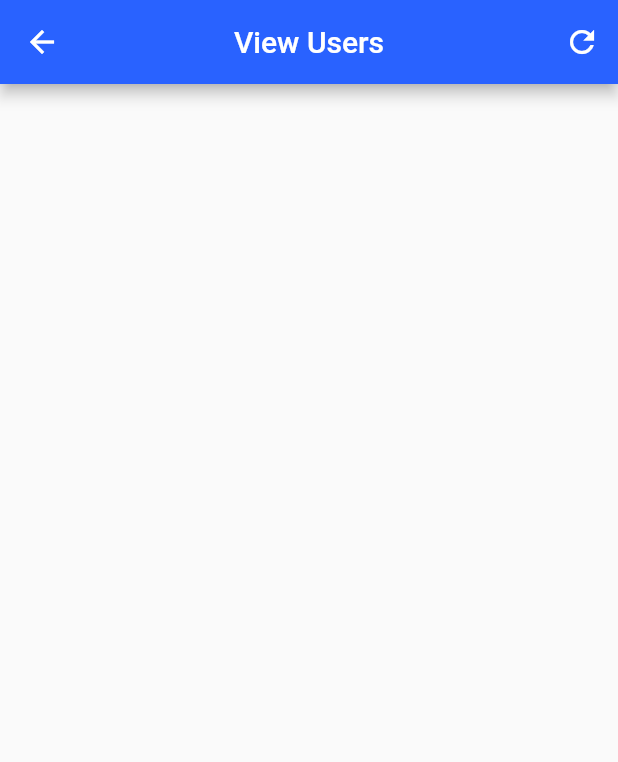
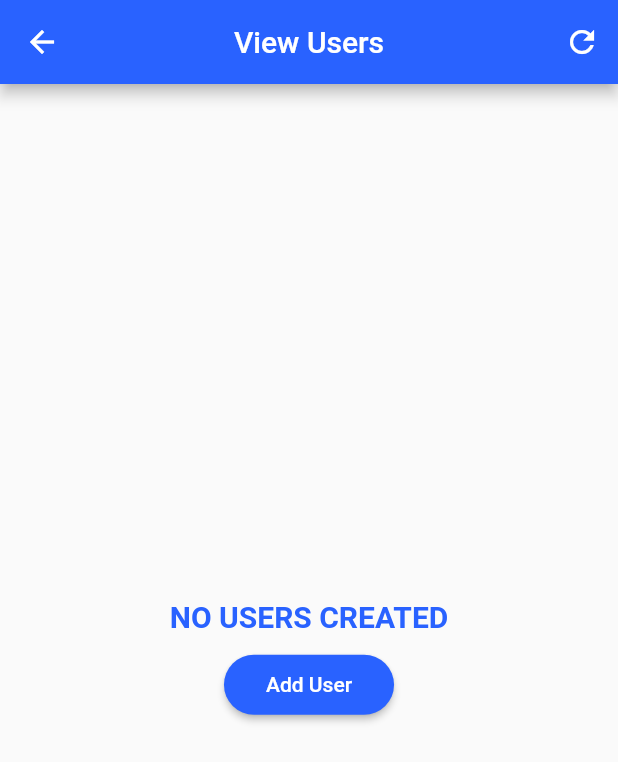
Before and after one commit to MokshakKetanDagli/Money-Tracker, a Flutter app: the screen it shows after launch, after a tap on "View User", on a phone screen of 412 x 824 dp. Shown: the top 762 px of the screen. Run offline on Flutter 3.47's test engine with Material 2 defaults, Android fonts, the phone set to English and light mode, and no system bars; our stand-ins replace cloud_firestore, firebase_core; accounts and stored records are empty.

Commit message:
NEW CHANGES

```diff
--- a/lib/src/Screens/add_user_screen.dart
+++ b/lib/src/Screens/add_user_screen.dart
@@ -19,7 +19,6 @@ class _AddUserScreenState extends State<AddUserScreen> {
     usernameController = TextEditingController();
     phoneController = TextEditingController();
     amountController = TextEditingController();
-    //
     collectionReference = FirebaseFirestore.instance.collection('New_Daily_Collection_350');
     super.initState();
   }
--- a/lib/src/Screens/view_user_screen.dart
+++ b/lib/src/Screens/view_user_screen.dart
@@ -2,6 +2,7 @@ import 'package:cloud_firestore/cloud_firestore.dart';
 
 import 'package:flutter/material.dart';
 
+import 'add_user_screen.dart';
 import 'user_detail.dart';
 
 class ViewUserScreen extends StatelessWidget {
@@ -49,6 +50,48 @@ class ViewUserScreen extends StatelessWidget {
             return Center(
               child: CircularProgressIndicator(
                 color: Colors.blueAccent.shade700,
+              ),
+            );
+          } else {
+            if (snapshot.data!.docs.isEmpty) {
+              return Center(
+                child: Column(
+                  mainAxisAlignment: MainAxisAlignment.center,
+                  crossAxisAlignment: CrossAxisAlignment.center,
+                  children: [
+                    Text(
+                      'NO USERS CREATED',
+                      style: TextStyle(
+                        color: Colors.blueAccent.shade700,
+                        fontWeight: FontWeight.bold,
+                        fontSize: 20,
+                      ),
+                    ),
+                    const SizedBox(
+                      height: 10,
+                    ),
+                    ElevatedButton(
+                      onPressed: () => Navigator.push(
+                        context,
+                        MaterialPageRoute(
+                          builder: (context) => const AddUserScreen(),
+                        ),
+                      ),
+                      child: const Padding(
+                        padding: EdgeInsets.all(12.0),
+                        child: Text('Add User'),
+                      ),
+                      style: ButtonStyle(
+                        backgroundColor:
+                            MaterialStateProperty.all<Color>(Colors.blueAccent.shade700),
+                        shape: MaterialStateProperty.all<OutlinedBorder>(
+                          RoundedRectangleBorder(
+                            borderRadius: BorderRadius.circular(25),
+                          ),
+                        ),
+                      ),
+                    ),
+                  ],
                 ),
               );
             } else {
@@ -130,7 +173,8 @@ class ViewUserScreen extends StatelessWidget {
                                                 },
                                               )
                                               .catchError(
-                                              (error) => ScaffoldMessenger.of(context).showSnackBar(
+                                                (error) =>
+                                                    ScaffoldMessenger.of(context).showSnackBar(
                                                   SnackBar(
                                                     content: const Text(
                                                       'Try Again',
@@ -145,7 +189,8 @@ class ViewUserScreen extends StatelessWidget {
                                               );
                                         },
                                         child: const Padding(
-                                        padding: EdgeInsets.symmetric(horizontal: 15, vertical: 15),
+                                          padding:
+                                              EdgeInsets.symmetric(horizontal: 15, vertical: 15),
                                           child: Text('Yes'),
                                         ),
                                         style: ButtonStyle(
@@ -163,7 +208,8 @@ class ViewUserScreen extends StatelessWidget {
                                           Navigator.pop(context);
                                         },
                                         child: const Padding(
-                                        padding: EdgeInsets.symmetric(horizontal: 15, vertical: 15),
+                                          padding:
+                                              EdgeInsets.symmetric(horizontal: 15, vertical: 15),
                                           child: Text('No'),
                                         ),
                                         style: ButtonStyle(
@@ -194,6 +240,7 @@ class ViewUserScreen extends StatelessWidget {
                 ),
               );
             }
+          }
         },
       ),
     );
```
Also changed, not shown: lib/src/Screens/user_detail.dart (+22 -13 lines). Lines whose indentation alone changed are shown as unchanged.
